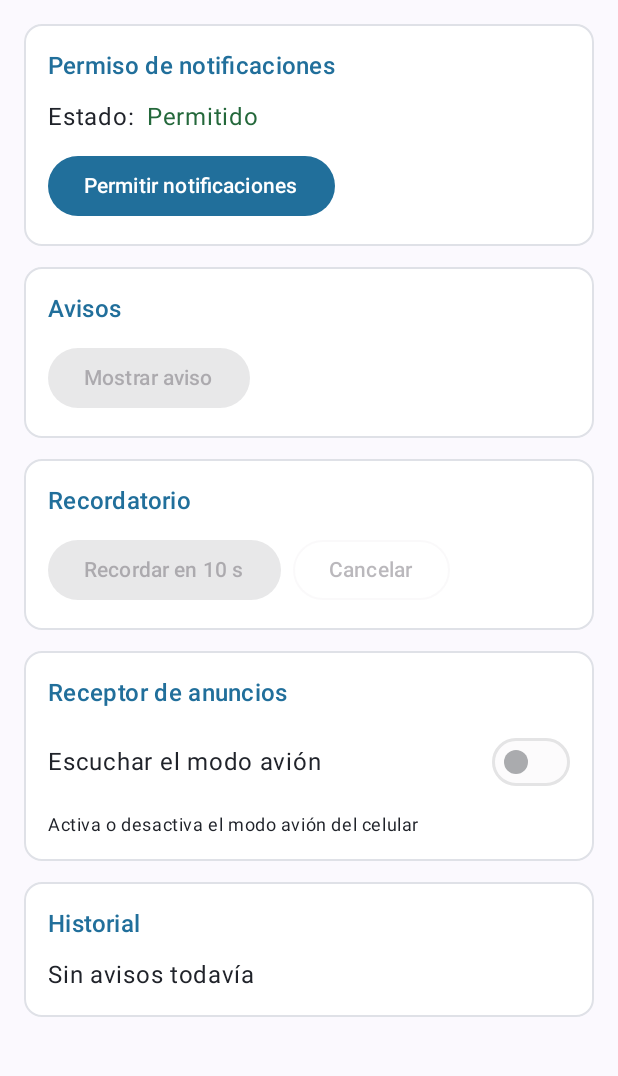
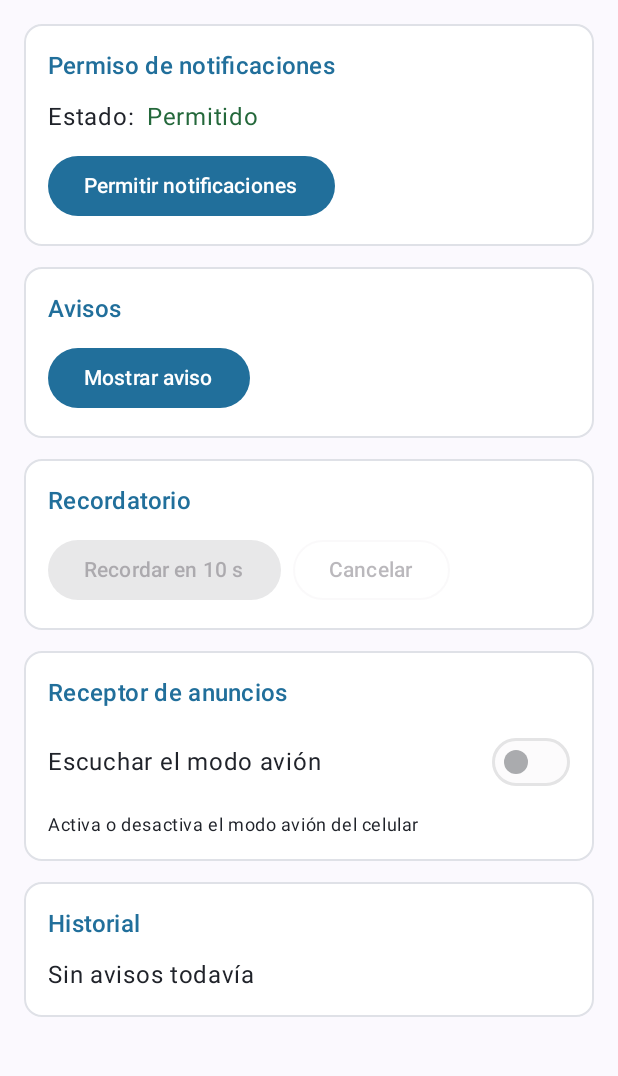
Before and after one commit to Daniellaln/AvisosCampusLeon, an Android app built with Jetpack Compose: the screen it shows after launch (MainActivity), on a phone screen of 412 x 824 dp, the part 96-1172 px from its top. Run offline under Robolectric (Android 15) with nearby library versions, the phone set to English and light mode, and no system bars.

Commit message:
Conecté Mostrar aviso con el historial y las notificaciones locales con identificadores distintos

```diff
--- a/app/src/main/java/com/leon/avisoscampus/ui/PantallaAvisos.kt
+++ b/app/src/main/java/com/leon/avisoscampus/ui/PantallaAvisos.kt
@@ -48,6 +48,9 @@ import com.leon.avisoscampus.viewmodel.AvisosViewModel
   onDispose { ciclo.lifecycle.removeObserver(observador) }
  }
  LaunchedEffect(Unit) { if(Notificador.tienePermiso(contexto)) vm.permisoRespondido(true) }
+ LaunchedEffect(vm,contexto) { vm.eventos.collect { aviso ->
+  val mostrado=Notificador.mostrar(contexto,aviso)
+ } }
  Scaffold(topBar={ TopAppBar(title={ Text("AvisosCampus") },colors=TopAppBarDefaults.topAppBarColors(containerColor=MaterialTheme.colorScheme.primary,titleContentColor=Color.White)) }) { margen ->
   Column(Modifier.fillMaxSize().padding(margen).verticalScroll(rememberScrollState()).padding(16.dp),verticalArrangement=Arrangement.spacedBy(14.dp)) {
    Tarjeta("Permiso de notificaciones") {
@@ -58,7 +61,7 @@ import com.leon.avisoscampus.viewmodel.AvisosViewModel
     }
     Button(onClick={ if(Build.VERSION.SDK_INT>=33) lanzador.launch(Manifest.permission.POST_NOTIFICATIONS) else vm.permisoRespondido(true) },enabled=true) { Text("Permitir notificaciones") }
    }
-   Tarjeta("Avisos") { Button(onClick={  },enabled=false) { Text("Mostrar aviso") } }
+   Tarjeta("Avisos") { Button(onClick={ vm.avisarAhora() },enabled=true) { Text("Mostrar aviso") } }
    Tarjeta("Recordatorio") {
     FlowRow(horizontalArrangement=Arrangement.spacedBy(8.dp)) {
      Button(onClick={  },enabled=false) { Text("Recordar en 10 s") }
--- a/app/src/main/java/com/leon/avisoscampus/viewmodel/AvisosViewModel.kt
+++ b/app/src/main/java/com/leon/avisoscampus/viewmodel/AvisosViewModel.kt
@@ -16,4 +16,8 @@ class AvisosViewModel(private val repo: AvisosRepository): ViewModel() {
  fun permisoRespondido(concedido: Boolean) {
   _permiso.value = if(concedido) PermisoUi.Concedido else PermisoUi.Denegado
  }
+ fun avisarAhora() { viewModelScope.launch {
+  val aviso=repo.registrar("Tarea lista", "Tu entrega fue registrada", Origen.BOTON)
+  _eventos.emit(aviso)
+ } }
 }
```
Also changed, not shown: app/src/main/java/com/leon/avisoscampus/notificacion/Notificador.kt (+7 -1 lines), 1 other file.
